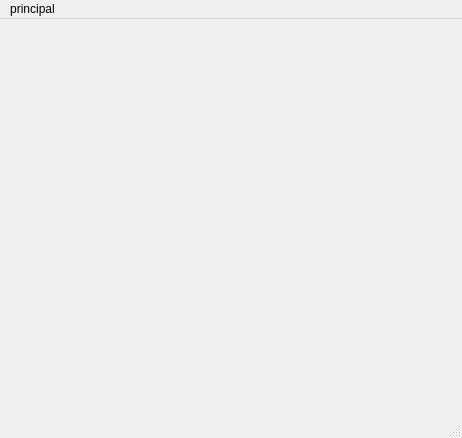
Above: gui_principal.ui from mcorcos/TpFinalELECTROTECNIA before the change. Below: the same form after it.
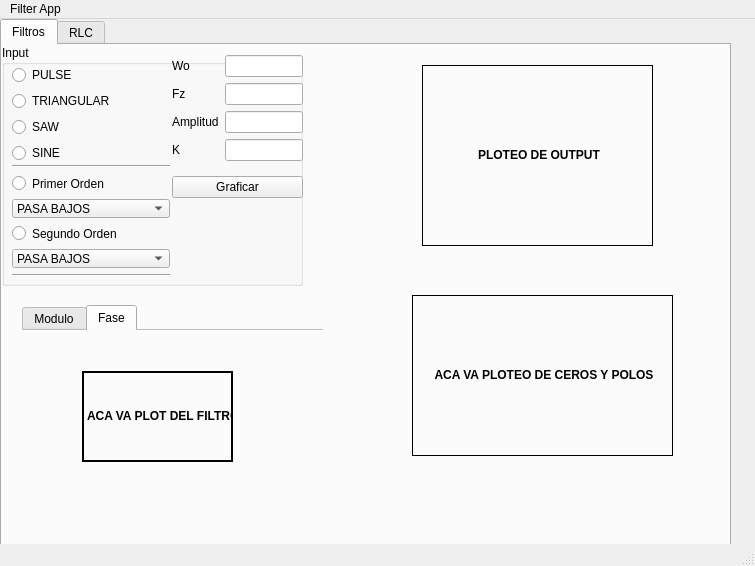
That is the form after the change.

Commit message: avanzo con la integracion de los widgets con el codigo

Patch:
```diff
--- a/gui_principal.ui
+++ b/gui_principal.ui
@@ -9,26 +9,426 @@
    <rect>
     <x>0</x>
     <y>0</y>
-    <width>462</width>
-    <height>438</height>
+    <width>755</width>
+    <height>566</height>
    </rect>
   </property>
   <property name="windowTitle">
    <string>Main app window</string>
   </property>
-  <widget class="QWidget" name="centralwidget"/>
+  <widget class="QWidget" name="centralwidget">
+   <widget class="QTabWidget" name="tabWidget">
+    <property name="geometry">
+     <rect>
+      <x>0</x>
+      <y>0</y>
+      <width>731</width>
+      <height>531</height>
+     </rect>
+    </property>
+    <property name="currentIndex">
+     <number>0</number>
+    </property>
+    <widget class="QWidget" name="tab">
+     <attribute name="title">
+      <string>Filtros</string>
+     </attribute>
+     <widget class="QGroupBox" name="input_1">
+      <property name="geometry">
+       <rect>
+        <x>0</x>
+        <y>0</y>
+        <width>301</width>
+        <height>241</height>
+       </rect>
+      </property>
+      <property name="title">
+       <string>Input</string>
+      </property>
+      <property name="flat">
+       <bool>true</bool>
+      </property>
+      <property name="checkable">
+       <bool>false</bool>
+      </property>
+      <widget class="QWidget" name="formLayoutWidget">
+       <property name="geometry">
+        <rect>
+         <x>170</x>
+         <y>10</y>
+         <width>131</width>
+         <height>165</height>
+        </rect>
+       </property>
+       <layout class="QFormLayout" name="formLayout">
+        <item row="0" column="0">
+         <widget class="QLabel" name="label">
+          <property name="text">
+           <string>Wo</string>
+          </property>
+         </widget>
+        </item>
+        <item row="0" column="1">
+         <widget class="QLineEdit" name="inputWo"/>
+        </item>
+        <item row="1" column="0">
+         <widget class="QLabel" name="label_2">
+          <property name="text">
+           <string>Fz</string>
+          </property>
+         </widget>
+        </item>
+        <item row="1" column="1">
+         <widget class="QLineEdit" name="inputFz"/>
+        </item>
+        <item row="2" column="0">
+         <widget class="QLabel" name="label_3">
+          <property name="text">
+           <string>Amplitud</string>
+          </property>
+         </widget>
+        </item>
+        <item row="2" column="1">
+         <widget class="QLineEdit" name="inputAmp"/>
+        </item>
+        <item row="3" column="0">
+         <widget class="QLabel" name="label_4">
+          <property name="text">
+           <string>K</string>
+          </property>
+         </widget>
+        </item>
+        <item row="3" column="1">
+         <widget class="QLineEdit" name="inputK"/>
+        </item>
+        <item row="4" column="0">
+         <widget class="Line" name="line">
+          <property name="orientation">
+           <enum>Qt::Horizontal</enum>
+          </property>
+         </widget>
+        </item>
+        <item row="5" column="0" colspan="2">
+         <widget class="QPushButton" name="graphicButton">
+          <property name="text">
+           <string>Graficar</string>
+          </property>
+         </widget>
+        </item>
+       </layout>
+      </widget>
+      <widget class="QWidget" name="verticalLayoutWidget">
+       <property name="geometry">
+        <rect>
+         <x>10</x>
+         <y>20</y>
+         <width>101</width>
+         <height>101</height>
+        </rect>
+       </property>
+       <layout class="QVBoxLayout" name="verticalLayout">
+        <item>
+         <widget class="QRadioButton" name="radioButton_2">
+          <property name="text">
+           <string>PULSE</string>
+          </property>
+         </widget>
+        </item>
+        <item>
+         <widget class="QRadioButton" name="radioButton_3">
+          <property name="text">
+           <string>TRIANGULAR</string>
+          </property>
+         </widget>
+        </item>
+        <item>
+         <widget class="QRadioButton" name="radioButton_4">
+          <property name="text">
+           <string>SAW </string>
+          </property>
+         </widget>
+        </item>
+        <item>
+         <widget class="QRadioButton" name="radioButton">
+          <property name="text">
+           <string>SINE</string>
+          </property>
+         </widget>
+        </item>
+       </layout>
+      </widget>
+      <widget class="QWidget" name="verticalLayoutWidget_2">
+       <property name="geometry">
+        <rect>
+         <x>10</x>
+         <y>120</y>
+         <width>158</width>
+         <height>112</height>
+        </rect>
+       </property>
+       <layout class="QVBoxLayout" name="verticalLayout_2">
+        <item>
+         <widget class="Line" name="line_3">
+          <property name="orientation">
+           <enum>Qt::Horizontal</enum>
+          </property>
+         </widget>
+        </item>
+        <item>
+         <widget class="QRadioButton" name="radioButton_5">
+          <property name="text">
+           <string>Primer Orden</string>
+          </property>
+         </widget>
+        </item>
+        <item>
+         <widget class="QComboBox" name="comboBox_2">
+          <item>
+           <property name="text">
+            <string>PASA BAJOS</string>
+           </property>
+          </item>
+          <item>
+           <property name="text">
+            <string>PASA ALTOS</string>
+           </property>
+          </item>
+          <item>
+           <property name="text">
+            <string>PASA TODO</string>
+           </property>
+          </item>
+          <item>
+           <property name="text">
+            <string>PASA BANDA</string>
+           </property>
+          </item>
+          <item>
+           <property name="text">
+            <string>NOTCH</string>
+           </property>
+          </item>
+          <item>
+           <property name="text">
+            <string>LOW-PASS NOTCH</string>
+           </property>
+          </item>
+          <item>
+           <property name="text">
+            <string>HIGH-PASS NOTCH</string>
+           </property>
+          </item>
+          <item>
+           <property name="text">
+            <string>DETECTAR</string>
+           </property>
+          </item>
+          <item>
+           <property name="text">
+            <string/>
+           </property>
+          </item>
+         </widget>
+        </item>
+        <item>
+         <widget class="QRadioButton" name="radioButton_6">
+          <property name="text">
+           <string>Segundo Orden</string>
+          </property>
+         </widget>
+        </item>
+        <item>
+         <widget class="QComboBox" name="comboBox">
+          <item>
+           <property name="text">
+            <string>PASA BAJOS</string>
+           </property>
+          </item>
+          <item>
+           <property name="text">
+            <string>PASA ALTOS</string>
+           </property>
+          </item>
+          <item>
+           <property name="text">
+            <string>PASA TODO</string>
+           </property>
+          </item>
+          <item>
+           <property name="text">
+            <string>DETECTAR</string>
+           </property>
+          </item>
+         </widget>
+        </item>
+        <item>
+         <widget class="Line" name="line_2">
+          <property name="orientation">
+           <enum>Qt::Horizontal</enum>
+          </property>
+         </widget>
+        </item>
+       </layout>
+      </widget>
+     </widget>
+     <widget class="QLabel" name="label_5">
+      <property name="geometry">
+       <rect>
+        <x>420</x>
+        <y>20</y>
+        <width>231</width>
+        <height>181</height>
+       </rect>
+      </property>
+      <property name="frameShape">
+       <enum>QFrame::Box</enum>
+      </property>
+      <property name="text">
+       <string>&lt;html&gt;&lt;head/&gt;&lt;body&gt;&lt;p align=&quot;center&quot;&gt;&lt;span style=&quot; font-weight:600;&quot;&gt;      PLOTEO DE OUTPUT&lt;/span&gt;&lt;/p&gt;&lt;/body&gt;&lt;/html&gt;</string>
+      </property>
+     </widget>
+     <widget class="QTabWidget" name="tabWidget_2">
+      <property name="geometry">
+       <rect>
+        <x>20</x>
+        <y>260</y>
+        <width>301</width>
+        <height>221</height>
+       </rect>
+      </property>
+      <property name="tabShape">
+       <enum>QTabWidget::Rounded</enum>
+      </property>
+      <property name="currentIndex">
+       <number>1</number>
+      </property>
+      <property name="documentMode">
+       <bool>true</bool>
+      </property>
+      <property name="tabBarAutoHide">
+       <bool>false</bool>
+      </property>
+      <widget class="QWidget" name="tab_3">
+       <attribute name="title">
+        <string>Modulo</string>
+       </attribute>
+      </widget>
+      <widget class="QWidget" name="tab_4">
+       <attribute name="title">
+        <string>Fase</string>
+       </attribute>
+       <widget class="QLabel" name="label_6">
+        <property name="geometry">
+         <rect>
+          <x>60</x>
+          <y>40</y>
+          <width>151</width>
+          <height>91</height>
+         </rect>
+        </property>
+        <property name="frameShape">
+         <enum>QFrame::WinPanel</enum>
+        </property>
+        <property name="text">
+         <string>&lt;html&gt;&lt;head/&gt;&lt;body&gt;&lt;p align=&quot;center&quot;&gt;&lt;span style=&quot; font-weight:600;&quot;&gt;ACA VA PLOT DEL FILTRO&lt;/span&gt;&lt;/p&gt;&lt;/body&gt;&lt;/html&gt;</string>
+        </property>
+       </widget>
+      </widget>
+     </widget>
+     <widget class="QLabel" name="label_7">
+      <property name="geometry">
+       <rect>
+        <x>410</x>
+        <y>250</y>
+        <width>261</width>
+        <height>161</height>
+       </rect>
+      </property>
+      <property name="frameShape">
+       <enum>QFrame::Box</enum>
+      </property>
+      <property name="text">
+       <string>&lt;html&gt;&lt;head/&gt;&lt;body&gt;&lt;p align=&quot;center&quot;&gt;&lt;span style=&quot; font-weight:600;&quot;&gt;ACA VA PLOTEO DE CEROS Y POLOS&lt;/span&gt;&lt;/p&gt;&lt;/body&gt;&lt;/html&gt;</string>
+      </property>
+      <property name="wordWrap">
+       <bool>false</bool>
+      </property>
+     </widget>
+    </widget>
+    <widget class="QWidget" name="tab_2">
+     <attribute name="title">
+      <string>RLC</string>
+     </attribute>
+     <widget class="QGroupBox" name="groupBox">
+      <property name="geometry">
+       <rect>
+        <x>10</x>
+        <y>10</y>
+        <width>191</width>
+        <height>131</height>
+       </rect>
+      </property>
+      <property name="title">
+       <string>Input</string>
+      </property>
+      <widget class="QWidget" name="formLayoutWidget_2">
+       <property name="geometry">
+        <rect>
+         <x>30</x>
+         <y>30</y>
+         <width>121</width>
+         <height>74</height>
+        </rect>
+       </property>
+       <layout class="QFormLayout" name="formLayout_2">
+        <item row="0" column="0">
+         <widget class="QLabel" name="label_8">
+          <property name="text">
+           <string>R</string>
+          </property>
+         </widget>
+        </item>
+        <item row="1" column="0">
+         <widget class="QLabel" name="label_9">
+          <property name="text">
+           <string>L</string>
+          </property>
+         </widget>
+        </item>
+        <item row="2" column="0">
+         <widget class="QLabel" name="label_10">
+          <property name="text">
+           <string>C</string>
+          </property>
+         </widget>
+        </item>
+        <item row="0" column="1">
+         <widget class="QLineEdit" name="lineEdit_5"/>
+        </item>
+        <item row="1" column="1">
+         <widget class="QLineEdit" name="lineEdit_6"/>
+        </item>
+        <item row="2" column="1">
+         <widget class="QLineEdit" name="lineEdit_7"/>
+        </item>
+       </layout>
+      </widget>
+     </widget>
+    </widget>
+   </widget>
+  </widget>
   <widget class="QMenuBar" name="menubar">
    <property name="geometry">
     <rect>
      <x>0</x>
      <y>0</y>
-     <width>462</width>
+     <width>755</width>
      <height>21</height>
     </rect>
    </property>
    <widget class="QMenu" name="menuprincipal">
     <property name="title">
-     <string>principal</string>
+     <string>Filter App</string>
     </property>
     <widget class="QMenu" name="menuFiltros">
      <property name="title">
```
Left out of the diff: 10 changed lines with no effect on the pictures. The commit also changes 1 other file.
